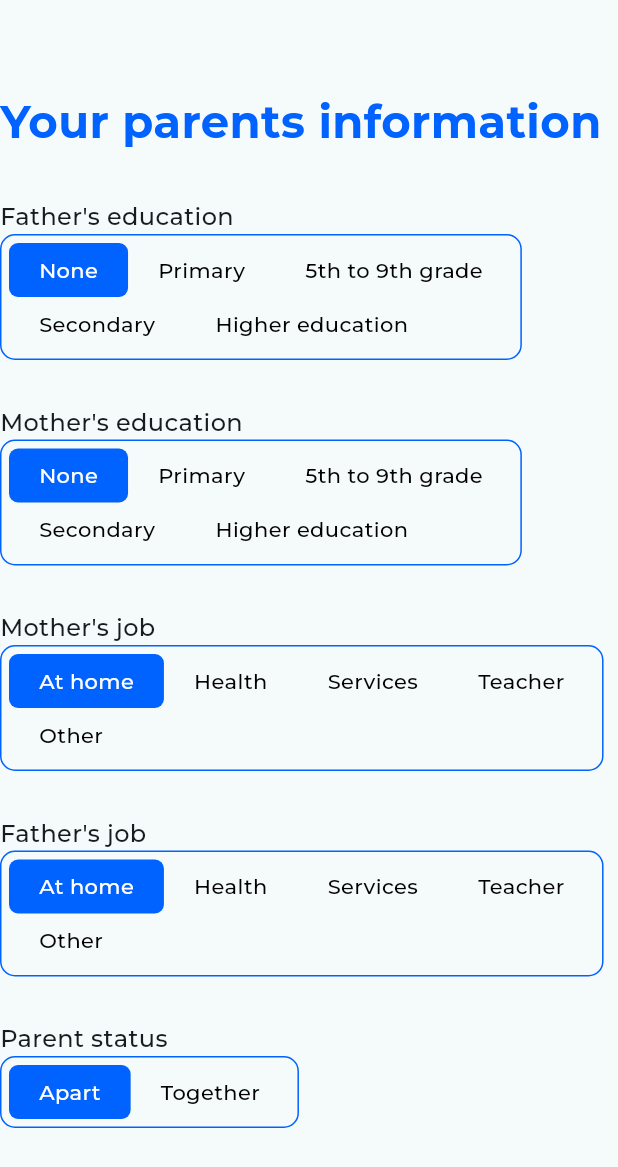
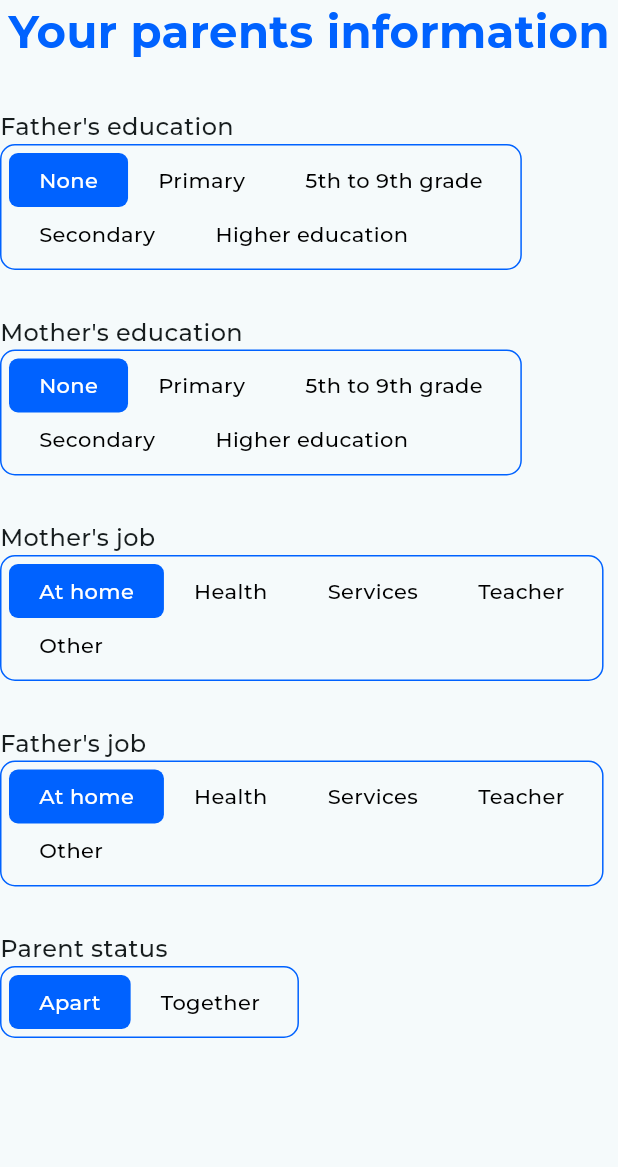
Before and after one commit to thienbao0102/Do_An_Ung_Dung_2, a Flutter app: the FormData2 widget shown alone on an empty page, opened directly, on a phone screen of 412 x 824 dp. Shown: the top 1167 px of the screen. Run offline on Flutter 3.47's test engine with Material 3 defaults, Android fonts, the phone set to English and light mode, and no system bars; our stand-ins replace auto_size_text, csv, file_picker, fl_chart, flutter_rating_bar, fluttertoast and 1 more; project files that could hold a hidden picture were left out.

Commit message:
- reDesign form 2, 3, 4, 5, 6 - reDesign formPage - resign textbox size of function build yes/no radio

```diff
--- a/scoresense/lib/module/formenterdata2.dart
+++ b/scoresense/lib/module/formenterdata2.dart
@@ -12,20 +12,22 @@ class FormData2 extends StatefulWidget {
 class _FormData2State extends State<FormData2> {
   @override
   Widget build(BuildContext context) {
-    return Column(
+    return SingleChildScrollView(
+      child:
+        Column(
         mainAxisSize: MainAxisSize.min,
         crossAxisAlignment: CrossAxisAlignment.start,
         children: [
-          const SizedBox(height: 60),
-          const Text(
+          Center(
+            child: const Text(
             "Your parents information",
             style: TextStyle(
                 fontSize: 30,
                 fontWeight: FontWeight.bold,
                 color: Color(0xFF0062FF)),
           ),
+          ),
           const SizedBox(height: 30),
-
           // Father's Education
           UiDesign.buildRadioButtonGroupRow(
             "Father's education",
@@ -101,8 +103,9 @@ class _FormData2State extends State<FormData2> {
               });
             },
           ),
-          const SizedBox(height: 110),
-        ]);
+          // const SizedBox(height: 110),
+        ]),
+    );
   }
 
 
--- a/scoresense/lib/module/formenterdata5.dart
+++ b/scoresense/lib/module/formenterdata5.dart
@@ -11,13 +11,16 @@ class _FormData5State extends State<FormData5> {
   @override
   Widget build(BuildContext context) {
     return Column(crossAxisAlignment: CrossAxisAlignment.start, children: [
-      const SizedBox(height: 60),
+      // const SizedBox(height: 60),
+      Center(
+        child:
           const Text(
             "Do you participate in or receive support for the following activities?",
             style: TextStyle(
               fontSize: 28,
               fontWeight: FontWeight.bold,
               color: Color(0xFF0062FF),
+            ),
           ),
       ),
       const SizedBox(height: 50),
--- a/scoresense/lib/module/formenterdata6.dart
+++ b/scoresense/lib/module/formenterdata6.dart
@@ -11,7 +11,6 @@ class _FormData6State extends State<FormData6> {
   @override
   Widget build(BuildContext context) {
     return Column(crossAxisAlignment: CrossAxisAlignment.start, children: [
-      const SizedBox(height: 60),
       const Text(
         "Do you participate in or receive support for the following activities?",
         style: TextStyle(
--- a/scoresense/lib/module/ui_design.dart
+++ b/scoresense/lib/module/ui_design.dart
@@ -177,6 +177,9 @@ class UiDesign {
   }
 
   //hàm ui này là ui hàng radio tròn cổ điển (tham khảo form 3 nha)
+
+  /*Chieu dai giua 4option va 5option khong tuong dong khong dong deu tren giao dien */
+
   static Widget buildRadioLevels(String question, List<String> options, int selectedIndex,
       ValueChanged<int> onChanged) {
     return Column(
@@ -256,7 +259,7 @@ class UiDesign {
       crossAxisAlignment: CrossAxisAlignment.center,
       children: [
         SizedBox(
-          width: 300,
+          width: 350,
           child: Text(
             label,
             style: const TextStyle(fontSize: 20),
```
Also changed, not shown: scoresense/lib/module/formenterdata3.dart (+9 -5 lines), scoresense/lib/module/formenterdata4.dart (+16 -10 lines), scoresense/lib/pages/predictformdata.dart (+26 -37 lines). Lines whose indentation alone changed are shown as unchanged.
